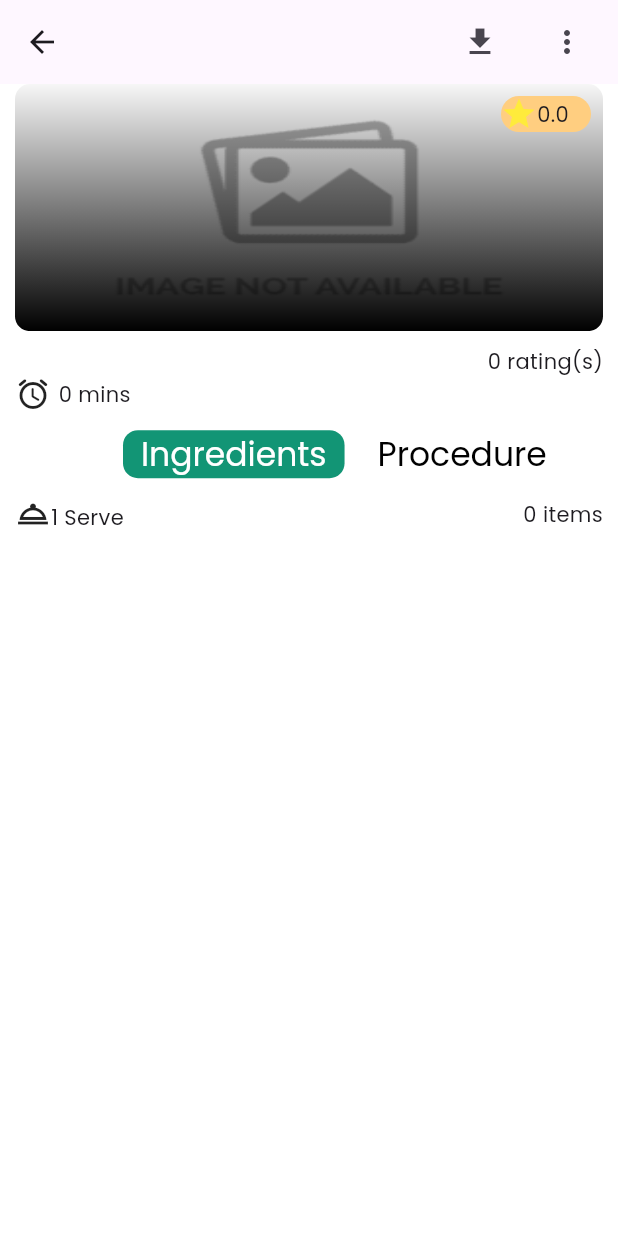
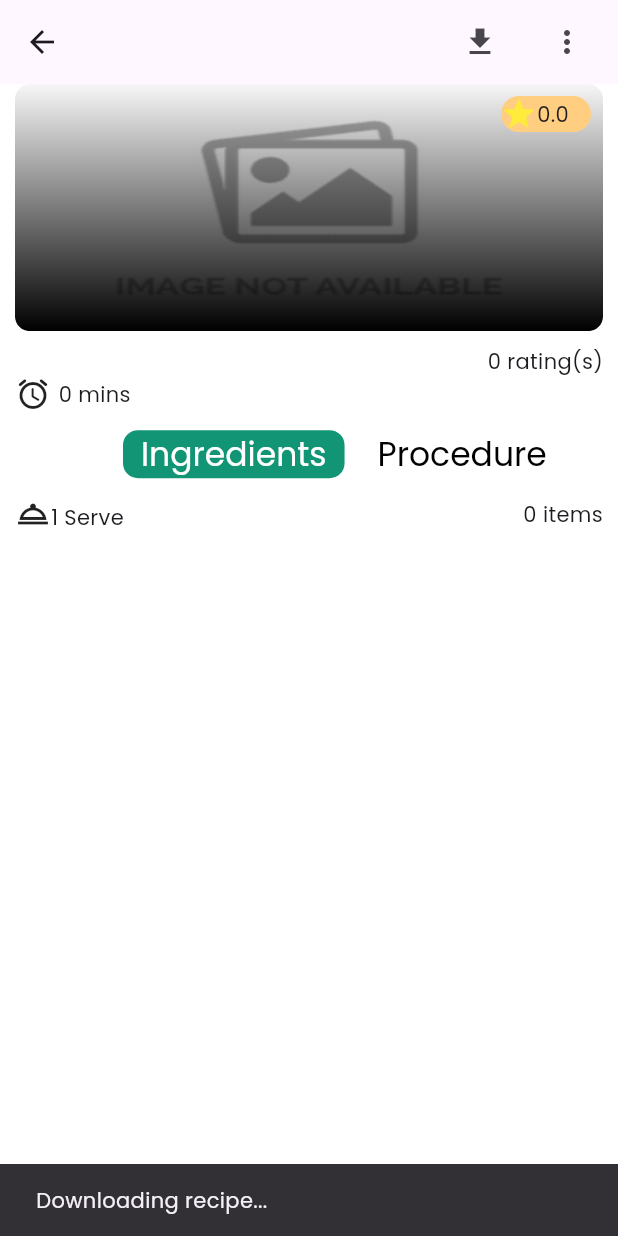
Before and after one commit to abdulrehman202/recipe_app, a Flutter app: the RecipeViewScreen screen opened directly with empty values, after a tap on the "download" icon, on a phone screen of 412 x 824 dp. Run offline on Flutter 3.47's test engine with Material 3 defaults, Android fonts, the phone set to English and light mode, and no system bars; drawn by our look-alikes of chips_choice; our stand-ins replace cloud_firestore, firebase_auth, firebase_core, flutter_dotenv, flutter_rating, geocoding and 6 more; missing offline and left inert: dart_either, flutter_aws_s3_client, shake_widget_flutter; accounts and stored records are empty.

Commit message:
recipe can now be downloaded in pdf form

```diff
--- a/lib/Constants/utility.dart
+++ b/lib/Constants/utility.dart
@@ -1,4 +1,3 @@
-import 'package:path_provider/path_provider.dart' as pp;
 import 'package:pdf/widgets.dart' as pw;
 import 'package:recipe_app/View/all_libs.dart';
 import 'package:shared_preferences/shared_preferences.dart';
@@ -105,7 +104,8 @@ extension MonthName on int {
 }
 
 Future<File> generatePDF(Recipe recipe) async {
-  try{final pdf = pw.Document(
+  try{
+    final pdf = pw.Document(
     title: recipe.name
   );
 
@@ -113,18 +113,20 @@ Future<File> generatePDF(Recipe recipe) async {
     pw.Page(
       build: (pw.Context context) => pw.Center(
         child: pw.Column(
+          crossAxisAlignment: pw.CrossAxisAlignment.start,
           children: [
+            pw.Text(recipe.name),
             pw.Text('Ingredients'),
             pw.ListView.builder(
               itemCount: recipe.ingredients.length,
-              itemBuilder: (context, index) => pw.Text('${index+1} ${recipe.ingredients[index]}'),
+              itemBuilder: (context, index) => pw.Text('${index+1} ${recipe.ingredients[index].name}'),
 
             ),
 
             pw.Text('Procedure'),
             pw.ListView.builder(
               itemCount: recipe.procedure.length,
-              itemBuilder: (context, index) => pw.Text('${index+1} ${recipe.procedure[index]}'),
+              itemBuilder: (context, index) => pw.Text('${index+1} ${recipe.procedure[index].procedure}'),
             ),
           ]
 
@@ -133,7 +135,7 @@ Future<File> generatePDF(Recipe recipe) async {
     ),
   );
 
-  String path  = await getFilePath();
+  String path  =  await getFilePath();
 
   final file = File('$path/${recipe.id}.pdf');
   await file.writeAsBytes(await pdf.save());
@@ -144,9 +146,8 @@ Future<File> generatePDF(Recipe recipe) async {
 Future<String> getFilePath()async
 {
   try{
-  Directory appDocDirectory = await pp.getApplicationDocumentsDirectory();
 
-Directory newDir = await Directory('${appDocDirectory.path}/dir').create(recursive: true)
+Directory newDir = await Directory('/storage/emulated/0/Download/Recipe App').create(recursive: true)
 // The created directory is returned as a Future.
     ;
     return newDir.path;}
--- a/lib/View/recipe_view_screen.dart
+++ b/lib/View/recipe_view_screen.dart
@@ -85,12 +85,17 @@ class RecipeViewScreen extends StatelessWidget {
   PreferredSizeWidget _appBar(RecipeViewProvider provider) {
     return AppBar(
       actions: [
-        IconButton(onPressed: ()async{
+        IconButton(
+          tooltip: 'Download Recipe',
+          onPressed: ()async{
           try{
-          File recipeInPDF = await generatePDF(recipe);
+            mySnackBar(_scaffoldKey.currentState!.context, 'Downloading recipe...');
+          await generatePDF(recipe);
+            mySnackBar(_scaffoldKey.currentState!.context, 'Recipe downloaded!');
           }
           catch(e)
           {
+            mySnackBar(_scaffoldKey.currentState!.context, 'Could not download recipe!');
             print(e.toString());
           }
 
--- a/pubspec.yaml
+++ b/pubspec.yaml
@@ -58,7 +58,6 @@ dependencies:
   pdf: ^3.11.3
   geolocator: ^14.0.2
   geocoding: ^4.0.0
-  path_provider: ^2.1.5
 
 dev_dependencies:
   flutter_test:
```
Also changed, not shown: pubspec.lock.
